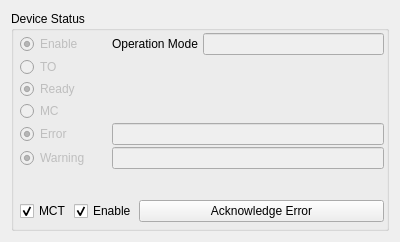
The window that source/plugin/t4/controllerstatus.ui (ww4u/mct-t4) describes before a commit, drawn with Qt 5.
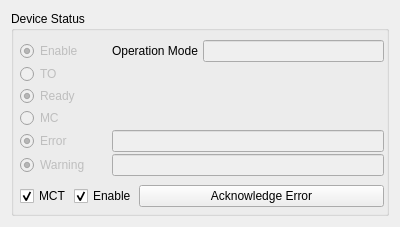
The same window after the commit.

```diff
--- a/source/plugin/t4/controllerstatus.ui
+++ b/source/plugin/t4/controllerstatus.ui
@@ -7,7 +7,7 @@
     <x>0</x>
     <y>0</y>
     <width>400</width>
-    <height>242</height>
+    <height>227</height>
    </rect>
   </property>
   <property name="windowTitle">
@@ -30,7 +30,7 @@
        <number>6</number>
       </property>
       <property name="topMargin">
-       <number>2</number>
+       <number>9</number>
       </property>
       <property name="rightMargin">
        <number>2</number>
```
